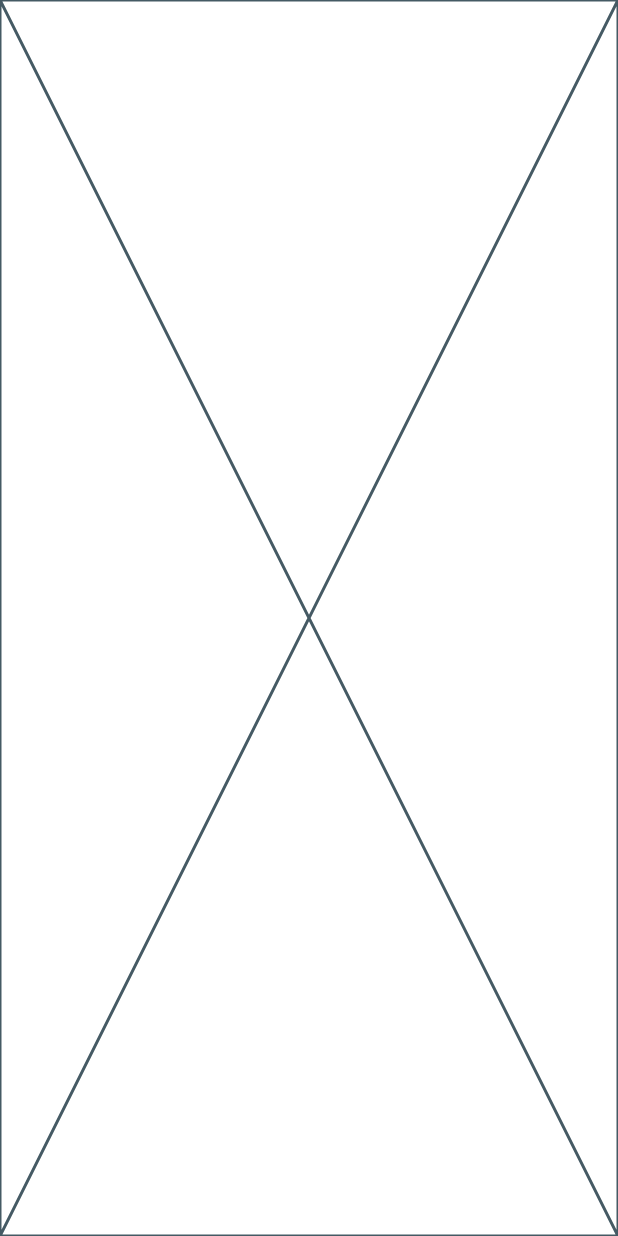
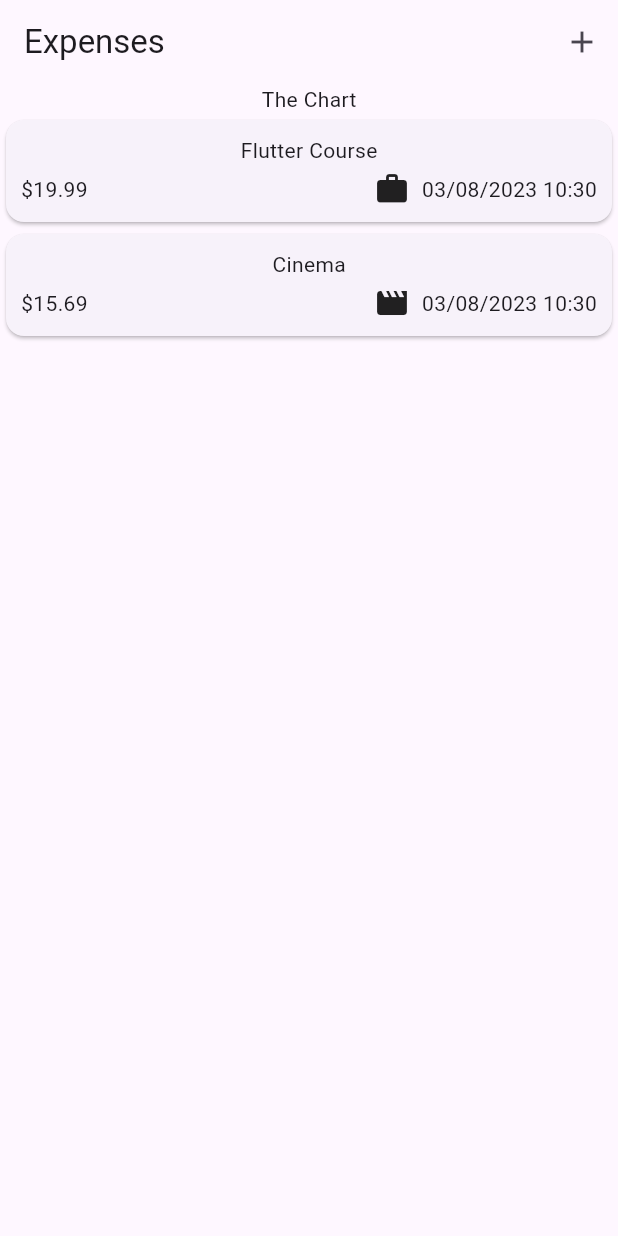
Before and after one commit to Gabones/academind_flutter_course, a Flutter app: the screen it shows after launch, on a phone screen of 412 x 824 dp. Run offline on Flutter 3.47's test engine with Material 2 defaults, Android fonts, the phone set to English and light mode, and no system bars; our stand-ins replace google_fonts.

Commit message:
new expense modal started

```diff
--- a/expenses_tracker_app/lib/expenses_tracker_app.dart
+++ b/expenses_tracker_app/lib/expenses_tracker_app.dart
@@ -1,3 +1,4 @@
+import 'package:expenses_tracker_app/widgets/expenses.dart';
 import 'package:flutter/material.dart';
 
 class ExpensesTrackerApp extends StatelessWidget {
@@ -5,6 +6,13 @@ class ExpensesTrackerApp extends StatelessWidget {
 
   @override
   Widget build(BuildContext context) {
-    return const Placeholder();
+    return MaterialApp(
+      title: 'Expenses Tracker App',
+      debugShowCheckedModeBanner: false,
+      theme: ThemeData(
+        useMaterial3: true,
+      ),
+      home: const Expenses(),
+    );
   }
 }
--- /dev/null
+++ b/expenses_tracker_app/lib/models/category.dart
@@ -0,0 +1,15 @@
+import 'package:flutter/material.dart';
+
+enum Category {
+  food,
+  travel,
+  leisure,
+  work
+}
+
+const categoryIcons = {
+  Category.food: Icons.lunch_dining,
+  Category.leisure: Icons.movie,
+  Category.travel: Icons.flight_takeoff,
+  Category.work: Icons.work,
+};
--- /dev/null
+++ b/expenses_tracker_app/lib/models/expense.dart
@@ -0,0 +1,27 @@
+import 'package:uuid/uuid.dart';
+import 'package:intl/intl.dart';
+
+import 'category.dart';
+
+const uuid = Uuid();
+
+final formatter = DateFormat('dd/MM/yyyy hh:mm');
+
+class Expense {
+  Expense({
+    required this.title,
+    required this.amount,
+    required this.date,
+    required this.category,
+  }) : id = uuid.v4();
+
+  final String id;
+  final String title;
+  final double amount;
+  final DateTime date;
+  final Category category;
+
+  String get formattedDate {
+    return formatter.format(date);
+  }
+}
--- /dev/null
+++ b/expenses_tracker_app/lib/widgets/expenses.dart
@@ -0,0 +1,57 @@
+import 'package:expenses_tracker_app/widgets/expenses_list/expenses_list.dart';
+import 'package:flutter/material.dart';
+import '../models/category.dart';
+import '../models/expense.dart';
+
+class Expenses extends StatefulWidget {
+  const Expenses({super.key});
+
+  @override
+  State<Expenses> createState() => _ExpensesState();
+}
+
+class _ExpensesState extends State<Expenses> {
+  final List<Expense> _registeredExpenses = [
+    Expense(
+      title: 'Flutter Course',
+      amount: 19.99,
+      date: DateTime.now(),
+      category: Category.work,
+    ),
+    Expense(
+      title: 'Cinema',
+      amount: 15.69,
+      date: DateTime.now(),
+      category: Category.leisure,
+    ),
+  ];
+
+  void _openAddExpenseOverlay() {
+    showModalBottomSheet(
+      context: context,
+      builder: (ctx) => Text("nhal"),
+    );
+  }
+
+  @override
+  Widget build(BuildContext context) {
+    return Scaffold(
+        appBar: AppBar(
+          title: const Text("Expenses"),
+          actions: [
+            IconButton(
+              onPressed: _openAddExpenseOverlay,
+              icon: const Icon(Icons.add),
+            )
+          ],
+        ),
+        body: Column(
+          children: [
+            const Text("The Chart"),
+            Expanded(
+              child: ExpensesList(expenses: _registeredExpenses),
+            )
+          ],
+        ));
+  }
+}
--- /dev/null
+++ b/expenses_tracker_app/lib/widgets/expenses_list/expenses_item.dart
@@ -0,0 +1,45 @@
+import 'package:expenses_tracker_app/models/category.dart';
+import 'package:flutter/material.dart';
+
+import '../../models/expense.dart';
+
+class ExpenseItem extends StatelessWidget {
+  const ExpenseItem({
+    super.key,
+    required this.expense,
+  });
+
+  final Expense expense;
+
+  @override
+  Widget build(BuildContext context) {
+    return Card(
+      child: Padding(
+        padding: const EdgeInsets.all(10),
+        child: Column(
+          children: [
+            Text(expense.title),
+            const SizedBox(
+              height: 4,
+            ),
+            Row(
+              children: [
+                Text('\$${expense.amount.toStringAsFixed(2)}'),
+                const Spacer(),
+                Row(
+                  children: [
+                    Icon(categoryIcons[expense.category]),
+                    const SizedBox(
+                      width: 8,
+                    ),
+                    Text(expense.formattedDate)
+                  ],
+                )
+              ],
+            )
+          ],
+        ),
+      ),
+    );
+  }
+}
--- /dev/null
+++ b/expenses_tracker_app/lib/widgets/expenses_list/expenses_list.dart
@@ -0,0 +1,21 @@
+import 'package:expenses_tracker_app/widgets/expenses_list/expenses_item.dart';
+import 'package:flutter/material.dart';
+
+import '../../models/expense.dart';
+
+class ExpensesList extends StatelessWidget {
+  const ExpensesList({
+    super.key,
+    required this.expenses,
+  });
+
+  final List<Expense> expenses;
+
+  @override
+  Widget build(BuildContext context) {
+    return ListView.builder(
+      itemCount: expenses.length,
+      itemBuilder: (BuildContext ctx, int index) => ExpenseItem(expense: expenses[index]),
+    );
+  }
+}
--- /dev/null
+++ b/expenses_tracker_app/lib/widgets/new_expense.dart
@@ -0,0 +1,20 @@
+import 'package:flutter/material.dart';
+
+class NewExpense extends StatefulWidget {
+  const NewExpense({super.key});
+
+  @override
+  State<NewExpense> createState() => _NewExpenseState();
+}
+
+class _NewExpenseState extends State<NewExpense> {
+  @override
+  Widget build(BuildContext context) {
+    return const Padding(
+      padding: EdgeInsets.all(16),
+      child: Column(
+        children: [],
+      ),
+    );
+  }
+}
--- a/expenses_tracker_app/pubspec.yaml
+++ b/expenses_tracker_app/pubspec.yaml
@@ -35,6 +35,8 @@ dependencies:
   # The following adds the Cupertino Icons font to your application.
   # Use with the CupertinoIcons class for iOS style icons.
   cupertino_icons: ^1.0.2
+  uuid: ^3.0.7
+  intl: ^0.18.1
 
 dev_dependencies:
   flutter_test:
```
Also changed, not shown: expenses_tracker_app/pubspec.lock.
